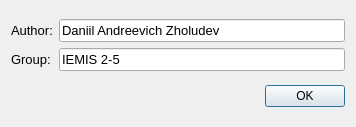
The window that aboutprogramm.ui (NileET/Qt-CourseProject-Semester-4) describes before a commit, drawn with Qt 5.
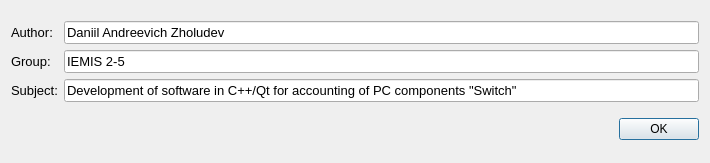
The same window after the commit.

Commit message: Применены исправления недочетов

```diff
--- a/aboutprogramm.ui
+++ b/aboutprogramm.ui
@@ -6,8 +6,8 @@
    <rect>
     <x>0</x>
     <y>0</y>
-    <width>356</width>
-    <height>127</height>
+    <width>710</width>
+    <height>163</height>
    </rect>
   </property>
   <property name="sizePolicy">
@@ -48,6 +48,18 @@
          </property>
         </widget>
        </item>
+       <item>
+        <widget class="QLabel" name="labelSubject">
+         <property name="font">
+          <font>
+           <pointsize>10</pointsize>
+          </font>
+         </property>
+         <property name="text">
+          <string>Subject:</string>
+         </property>
+        </widget>
+       </item>
       </layout>
      </item>
      <item>
@@ -82,6 +94,21 @@
          </property>
         </widget>
        </item>
+       <item>
+        <widget class="QLineEdit" name="lineEditSubject">
+         <property name="font">
+          <font>
+           <pointsize>10</pointsize>
+          </font>
+         </property>
+         <property name="text">
+          <string>Development of software in C++/Qt for accounting of PC components &quot;Switch&quot;</string>
+         </property>
+         <property name="readOnly">
+          <bool>true</bool>
+         </property>
+        </widget>
+       </item>
       </layout>
      </item>
     </layout>
```
The commit also changes 2 other files.
